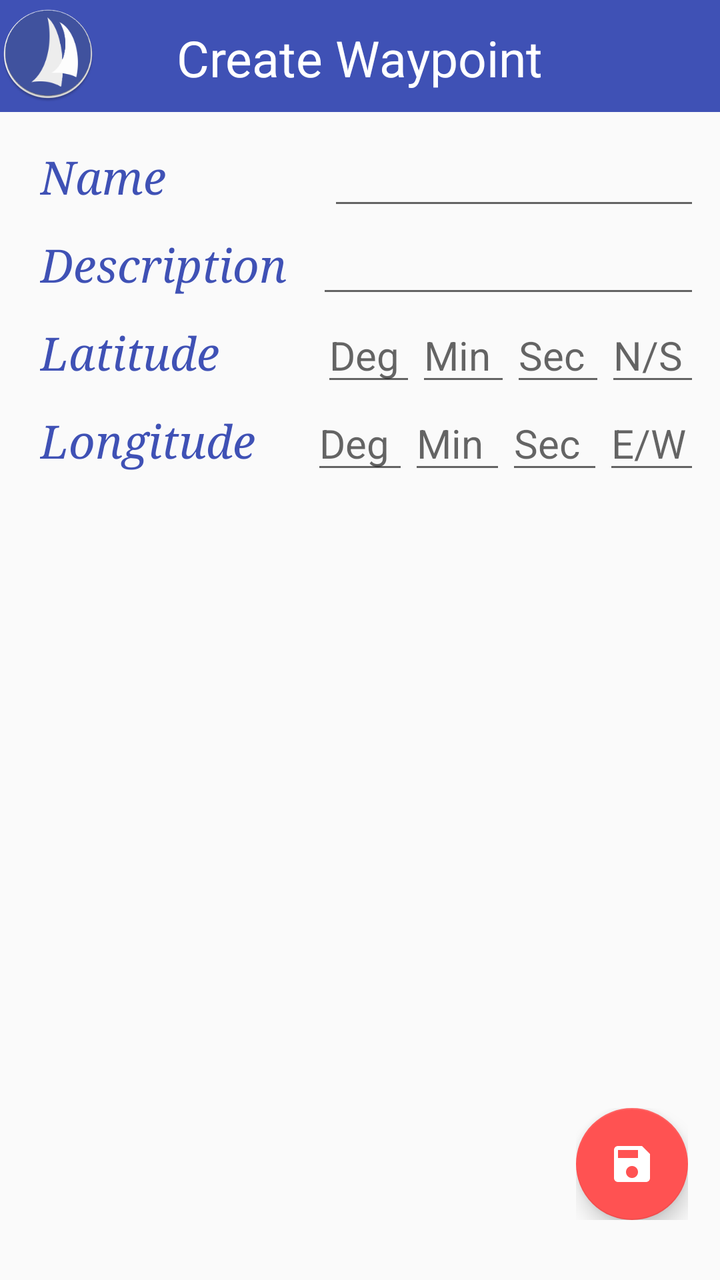
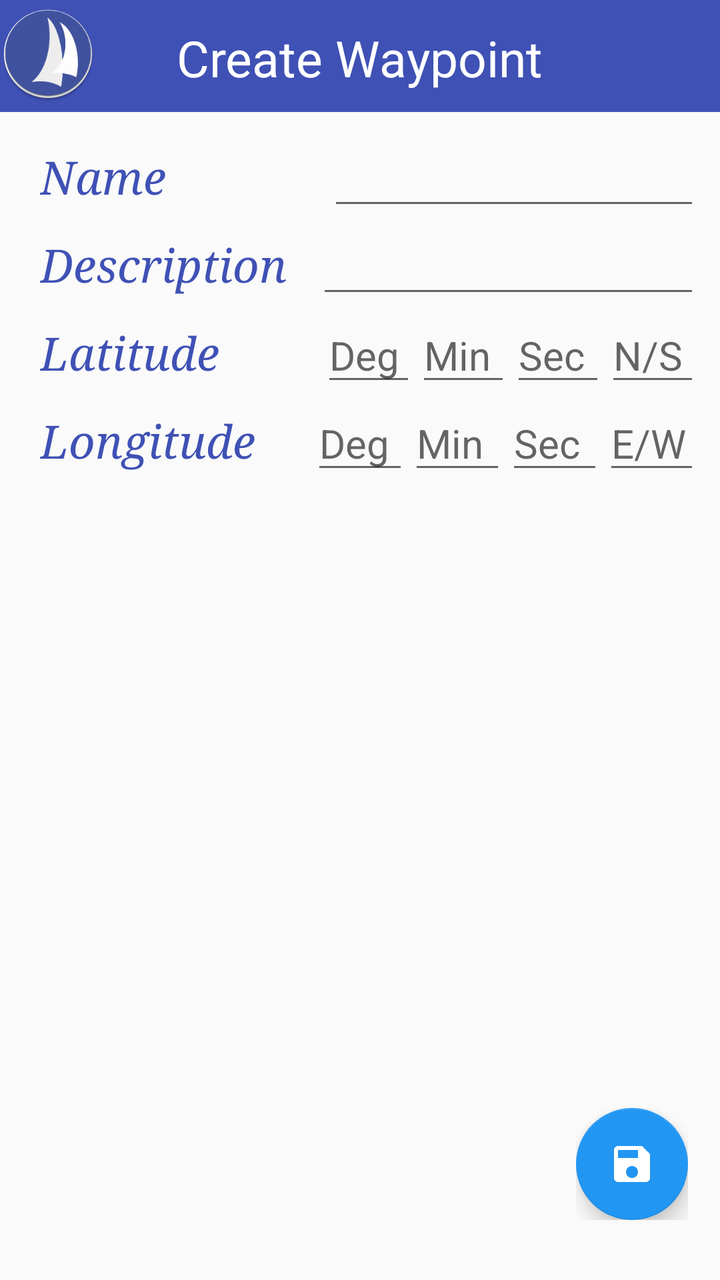

Compare the two renders of this Android layout. The source of the first and the diff that turns it into the second are given below.
<!-- AndroidManifest.xml: application theme Base.Theme.Toolbar -->
<!-- res/layout/activity_create_waypoint.xml -->
<?xml version="1.0" encoding="utf-8"?>
<LinearLayout android:layout_width="match_parent"
    android:layout_height="match_parent"
    android:orientation="vertical"
    xmlns:android="http://schemas.android.com/apk/res/android">

    <RelativeLayout
        xmlns:android="http://schemas.android.com/apk/res/android"
        xmlns:tools="http://schemas.android.com/tools"
        xmlns:app="http://schemas.android.com/apk/res-auto"
        android:layout_width="match_parent"
        android:layout_height="match_parent"
        tools:context=".MainActivityWaypoint"
        android:orientation="vertical"
        android:id="@+id/MRL1">

        <android.support.v7.widget.Toolbar
            android:id="@+id/toolbar"
            android:layout_width="match_parent"
            android:layout_height="56dp"
            android:minHeight="?attr/actionBarSize"
            android:background="?attr/colorPrimary"
            app:popupTheme="@style/ThemeOverlay.AppCompat.Light"
            android:theme="@style/Base.Theme.Test" />

        <ImageView
            android:id="@+id/imageView1"
            android:layout_width="wrap_content"
            android:layout_height="wrap_content"
            android:src="@mipmap/ic_launcher"
            android:layout_marginTop="3dp"
            android:layout_alignParentTop="true"
            android:layout_alignParentStart="true" />

        <TextView
            android:layout_width="wrap_content"
            android:layout_height="wrap_content"
            android:layout_centerHorizontal="true"
            android:text="Create Waypoint"
            android:textSize="25sp"
            android:textColor="@color/white"
            android:id="@+id/titleTextView"
            android:layout_alignParentTop="true"
            android:padding="12dp"
            android:layout_marginBottom="@dimen/activity_vertical_margin" />

        <ScrollView xmlns:android="http://schemas.android.com/apk/res/android"
            android:id="@+id/scrollView1"
            android:layout_below="@+id/toolbar"
            android:layout_width="match_parent"
            android:layout_height="wrap_content">

            <LinearLayout android:layout_width="match_parent"
                android:layout_height="match_parent"
                android:orientation="vertical"
                xmlns:android="http://schemas.android.com/apk/res/android">

                <LinearLayout
            android:id="@+id/fieldlayout1"
            android:layout_width="match_parent"
            android:layout_height="wrap_content"
            android:layout_marginTop="10dp"
            android:layout_marginStart="10dp"
            android:layout_marginEnd="10dp"
            android:layout_below="@+id/toolbar"
            android:orientation="horizontal">

            <TextView
                android:id="@+id/textViewName"
                android:layout_width="wrap_content"
                android:layout_height="wrap_content"
                android:layout_marginStart="10dp"
                android:layout_marginEnd="10dp"
                android:text="Name           "
                android:textSize="23sp"
                android:textStyle="italic"
                android:typeface="serif"
                android:textColor="@color/textMain" />

            <EditText
                android:id="@+id/editTextName"
                android:layout_width="wrap_content"
                android:layout_height="wrap_content"
                android:layout_marginStart="5dp"
                android:ems="10"
                android:inputType="text"
                android:textSize="20sp"
                android:layout_weight="1.07" />

        </LinearLayout>

        <LinearLayout
            android:id="@+id/fieldlayout2"
            android:layout_width="match_parent"
            android:layout_height="wrap_content"
            android:layout_marginStart="10dp"
            android:layout_marginEnd="10dp"
            android:layout_below="@+id/fieldlayout1"
            android:orientation="horizontal">

            <TextView
                android:id="@+id/textViewDescription"
                android:layout_width="wrap_content"
                android:layout_height="wrap_content"
                android:layout_marginStart="10dp"
                android:layout_marginEnd="10dp"
                android:text="Description"
                android:textSize="23sp"
                android:textStyle="italic"
                android:typeface="serif"
                android:textColor="@color/textMain" />

            <EditText
                android:id="@+id/editTextDescription"
                android:layout_width="wrap_content"
                android:layout_height="wrap_content"
                android:layout_marginStart="5dp"
                android:ems="10"
                android:inputType="text"
                android:textSize="20sp"
                android:layout_weight="1.07" />

        </LinearLayout>

        <LinearLayout
            android:id="@+id/fieldlayout3"
            android:layout_width="match_parent"
            android:layout_height="wrap_content"
            android:layout_below="@+id/fieldlayout2"
            android:layout_marginStart="10dp"
            android:layout_marginEnd="10dp"
            android:orientation="horizontal">

            <TextView
                android:id="@+id/textViewLocationLat"
                android:layout_width="wrap_content"
                android:layout_height="wrap_content"
                android:layout_marginStart="10dp"
                android:layout_marginEnd="10dp"
                android:text="Latitude      "
                android:textSize="23sp"
                android:textStyle="italic"
                android:typeface="serif"
                android:textColor="@color/textMain" />

            <EditText
                android:id="@+id/editTextLatDeg"
                android:layout_width="wrap_content"
                android:layout_height="wrap_content"
                android:layout_marginStart="5dp"
                android:ems="10"
                android:inputType="text"
                android:hint="Deg"
                android:textSize="20sp"
                android:layout_weight="1"/>

            <EditText
                android:id="@+id/editTextLatMin"
                android:layout_width="wrap_content"
                android:layout_height="wrap_content"
                android:ems="10"
                android:inputType="text"
                android:hint="Min"
                android:textSize="20sp"
                android:layout_weight="1"/>

            <EditText
                android:id="@+id/editTextLatSec"
                android:layout_width="wrap_content"
                android:layout_height="wrap_content"
                android:ems="10"
                android:inputType="text"
                android:hint="Sec"
                android:textSize="20sp"
                android:layout_weight="1"/>
            <EditText
                android:id="@+id/editTextLatNS"
                android:layout_width="wrap_content"
                android:layout_height="wrap_content"
                android:ems="10"
                android:inputType="text"
                android:hint="N\/S"
                android:textSize="20sp"
                android:layout_weight="1"/>

        </LinearLayout>

        <LinearLayout
            android:id="@+id/fieldlayout4"
            android:layout_width="match_parent"
            android:layout_height="wrap_content"
            android:layout_marginStart="10dp"
            android:layout_marginEnd="10dp"
            android:orientation="horizontal">

            <TextView
                android:id="@+id/textViewLocationLong"
                android:layout_width="wrap_content"
                android:layout_height="wrap_content"
                android:layout_marginStart="10dp"
                android:layout_marginEnd="10dp"
                android:text="Longitude   "
                android:textSize="23sp"
                android:textStyle="italic"
                android:typeface="serif"
                android:textColor="@color/textMain" />

            <EditText
                android:id="@+id/editTextLongDeg"
                android:layout_width="wrap_content"
                android:layout_height="wrap_content"
                android:ems="10"
                android:inputType="text"
                android:hint="Deg"
                android:textSize="20sp"
                android:layout_weight="1"/>

            <EditText
                android:id="@+id/editTextLongMin"
                android:layout_width="wrap_content"
                android:layout_height="wrap_content"
                android:ems="10"
                android:inputType="text"
                android:hint="Min"
                android:textSize="20sp"
                android:layout_weight="1"/>

            <EditText
                android:id="@+id/editTextLongSec"
                android:layout_width="wrap_content"
                android:layout_height="wrap_content"
                android:ems="10"
                android:inputType="text"
                android:hint="Sec"
                android:textSize="20sp"
                android:layout_weight="1"/>

            <EditText
                android:id="@+id/editTextLongEW"
                android:layout_width="wrap_content"
                android:layout_height="wrap_content"
                android:ems="10"
                android:inputType="text"
                android:hint="E\/W"
                android:textSize="20sp"
                android:layout_weight="1"/>

        </LinearLayout>

            </LinearLayout>
        </ScrollView>

        <LinearLayout
            android:layout_width="match_parent"
            android:layout_height="match_parent"
            android:orientation="vertical"
            android:weightSum="1">

            <include layout="@layout/layout_fabsave" />

        </LinearLayout>
    </RelativeLayout>
</LinearLayout>
<!-- res/layout/layout_fabsave.xml (included above) -->
<?xml version="1.0" encoding="utf-8"?>
<FrameLayout
    xmlns:android="http://schemas.android.com/apk/res/android"
    xmlns:app="http://schemas.android.com/apk/res-auto"
    android:id="@+id/fabFrame"
    android:layout_width="match_parent"
    android:layout_height="match_parent"
    android:paddingLeft="@dimen/activity_horizontal_margin"
    android:paddingRight="@dimen/activity_horizontal_margin"
    android:orientation="vertical">

    <LinearLayout
        android:layout_width="wrap_content"
        android:layout_height="wrap_content"
        android:gravity="center_vertical"
        android:layout_gravity="bottom|end"
        android:layout_marginBottom="30dp"
        android:orientation="horizontal">

        <android.support.design.widget.FloatingActionButton
            android:id="@+id/fabSave"
            android:layout_width="wrap_content"
            android:layout_height="wrap_content"
            android:layout_gravity="bottom|end"
            android:src="@drawable/ic_save_white"
            app:backgroundTint="@color/fab"
            app:fabSize="normal" />

    </LinearLayout>
</FrameLayout>
<!-- resources referenced by this layout -->
<resources>
  <color name="fab">@color/night_text</color>
  <color name="textMain">#ff3F51B5</color>
  <color name="white">#ffffff</color>
  <dimen name="activity_horizontal_margin">16dp</dimen>
  <dimen name="activity_vertical_margin">16dp</dimen>
  <!-- drawable ic_save_white: png bitmap (drawable-hdpi, 391 bytes) -->
  <!-- mipmap ic_launcher: png bitmap (mipmap-hdpi, 5911 bytes) -->
  <style name="Base.Theme.Test" parent="Theme.AppCompat.Light.NoActionBar">
          <item name="colorPrimary">@color/primary</item>
          <item name="colorPrimaryDark">@color/primary_dark</item>
          <item name="colorAccent">@color/night_text</item>
          <item name="android:textColorPrimary">@color/white</item>
          <item name="android:homeAsUpIndicator">@drawable/ic_action_menu</item>
      </style>
  <style name="Base.Theme.Toolbar" parent="Theme.AppCompat.Light.NoActionBar">
          <item name="colorPrimary">@color/primary</item>
          <item name="colorPrimaryDark">@color/primary_dark</item>
          <item name="colorAccent">@color/night_text</item>
          <item name="mcab_contentinset_start">60dp</item>
      </style>
  <color name="night_text">@color/accent</color>
  <color name="primary">#ff3F51B5</color>
  <color name="primary_dark">#ff303F9F</color>
  <!-- drawable ic_action_menu (drawable) -->
  <?xml version="1.0" encoding="utf-8"?>
  <vector xmlns:android="http://schemas.android.com/apk/res/android"
      android:width="24dp"
      android:height="24dp"
      android:viewportWidth="24"
      android:viewportHeight="24">
  
      <path
          android:pathData="M0 0h24v24H0z" />
      <path
          android:fillColor="#ffffff"
          android:pathData="M3 18h18v-2H3v2zm0-5h18v-2H3v2zm0-7v2h18V6H3z" />
  </vector>
  <color name="accent">#ffFF5252</color>
</resources>

<!-- the commit's change to res/layout/activity_create_waypoint.xml (unified diff, before → after) -->
@@ -1,20 +1,26 @@
 <?xml version="1.0" encoding="utf-8"?>
-<LinearLayout android:layout_width="match_parent"
+<androidx.drawerlayout.widget.DrawerLayout xmlns:android="http://schemas.android.com/apk/res/android"
+    xmlns:app="http://schemas.android.com/apk/res-auto"
+    xmlns:tools="http://schemas.android.com/tools"
+    android:id="@+id/drawer_layout"
     android:layout_height="match_parent"
-    android:orientation="vertical"
-    xmlns:android="http://schemas.android.com/apk/res/android">
-
-    <RelativeLayout
-        xmlns:android="http://schemas.android.com/apk/res/android"
-        xmlns:tools="http://schemas.android.com/tools"
-        xmlns:app="http://schemas.android.com/apk/res-auto"
+    android:layout_width="match_parent"
+    android:fitsSystemWindows="true">
+
+    <LinearLayout
         android:layout_width="match_parent"
         android:layout_height="match_parent"
-        tools:context=".MainActivityWaypoint"
-        android:orientation="vertical"
-        android:id="@+id/MRL1">
-
-        <android.support.v7.widget.Toolbar
+        android:orientation="vertical">
+
+
+        <RelativeLayout
+            android:layout_width="match_parent"
+            android:layout_height="match_parent"
+            tools:context=".MainActivityWaypoint"
+            android:orientation="vertical"
+            android:id="@+id/MRL1">
+
+        <androidx.appcompat.widget.Toolbar
             android:id="@+id/toolbar"
             android:layout_width="match_parent"
             android:layout_height="56dp"
@@ -261,6 +267,18 @@
         </LinearLayout>
     </RelativeLayout>
 </LinearLayout>
+
+<com.google.android.material.navigation.NavigationView
+android:id="@+id/nav_view"
+android:layout_height="match_parent"
+android:layout_width="wrap_content"
+android:layout_gravity="start"
+android:fitsSystemWindows="true"
+app:headerLayout="@layout/nav_header"
+app:menu="@menu/drawer_create_entries"
+app:theme="@style/NavigationViewTheme" />
+
+    </androidx.drawerlayout.widget.DrawerLayout>
 <!-- res/layout/layout_fabsave.xml (included above) -->
 <?xml version="1.0" encoding="utf-8"?>
 <FrameLayout
@@ -281,7 +299,7 @@
         android:layout_marginBottom="30dp"
         android:orientation="horizontal">
 
-        <android.support.design.widget.FloatingActionButton
+        <com.google.android.material.floatingactionbutton.FloatingActionButton
             android:id="@+id/fabSave"
             android:layout_width="wrap_content"
             android:layout_height="wrap_content"
@@ -292,3 +310,34 @@
 
     </LinearLayout>
 </FrameLayout>
+<!-- res/layout/nav_header.xml (included above) -->
+<?xml version="1.0" encoding="utf-8"?>
+<LinearLayout xmlns:android="http://schemas.android.com/apk/res/android"
+    android:layout_width="match_parent"
+    android:layout_height="192dp"
+    android:id="@+id/layout11"
+    android:background="@color/primary"
+    android:padding="16dp"
+    android:theme="@style/ThemeOverlay.AppCompat.Dark"
+    android:orientation="vertical"
+    android:gravity="bottom">
+
+    <ImageView
+        android:layout_width="100dp"
+        android:layout_height="100dp"
+        android:id="@+id/imVie_AppLogo"
+        android:src="@mipmap/ic_launcher"
+        android:layout_marginBottom="12dp"
+        android:layout_gravity="center_horizontal" />
+
+
+    <TextView
+        android:layout_width="wrap_content"
+        android:layout_height="wrap_content"
+        android:text="@string/BoatLog"
+        android:layout_gravity="center_horizontal"
+        style="@style/TextAppearance.AppCompat.Subhead" />
+
+
+
+</LinearLayout>
<!-- resource entries referenced after the edit -->
@@ -7,6 +7,7 @@
   <dimen name="activity_vertical_margin">16dp</dimen>
   <!-- drawable ic_save_white: png bitmap (drawable-hdpi, 391 bytes) -->
   <!-- mipmap ic_launcher: png bitmap (mipmap-hdpi, 5911 bytes) -->
+  <string name="BoatLog">BoatLog</string>
   <style name="Base.Theme.Test" parent="Theme.AppCompat.Light.NoActionBar">
           <item name="colorPrimary">@color/primary</item>
           <item name="colorPrimaryDark">@color/primary_dark</item>
@@ -14,11 +15,14 @@
           <item name="android:textColorPrimary">@color/white</item>
           <item name="android:homeAsUpIndicator">@drawable/ic_action_menu</item>
       </style>
+  <style name="NavigationViewTheme" parent="AppTheme">
+          <item name="textAppearanceListItem">@style/TextAppearance.AppCompat.Body2</item>
+      </style>
+      ThemeOverlay_Material_Dialog_Alert
   <style name="Base.Theme.Toolbar" parent="Theme.AppCompat.Light.NoActionBar">
           <item name="colorPrimary">@color/primary</item>
           <item name="colorPrimaryDark">@color/primary_dark</item>
           <item name="colorAccent">@color/night_text</item>
-          <item name="mcab_contentinset_start">60dp</item>
       </style>
   <color name="night_text">@color/accent</color>
   <color name="primary">#ff3F51B5</color>
@@ -37,6 +41,11 @@
           android:fillColor="#ffffff"
           android:pathData="M3 18h18v-2H3v2zm0-5h18v-2H3v2zm0-7v2h18V6H3z" />
   </vector>
-  <color name="accent">#ffFF5252</color>
+  <style name="AppTheme" parent="android:Theme.Material.Light">
+          <item name="android:colorPrimary">@color/primary</item>
+          <item name="android:colorPrimaryDark">@color/primary_dark</item>
+          <item name="android:colorAccent">@color/night_text</item>
+      </style>
+  <color name="accent">#2196F3</color>
 </resources>
 
